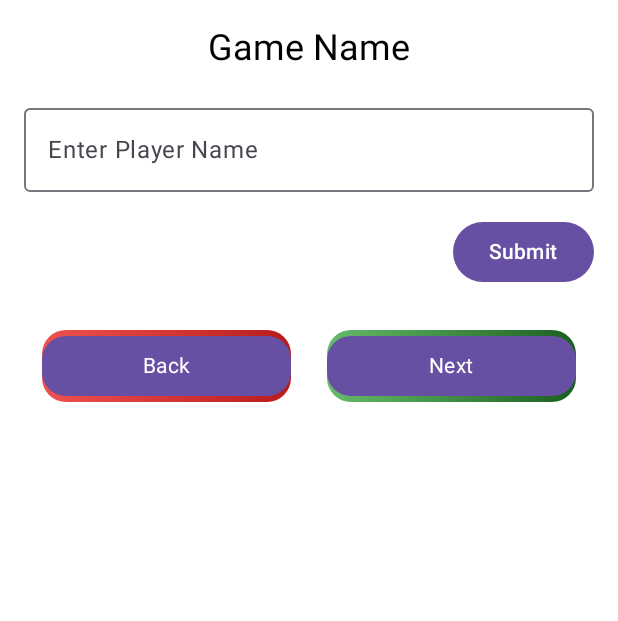
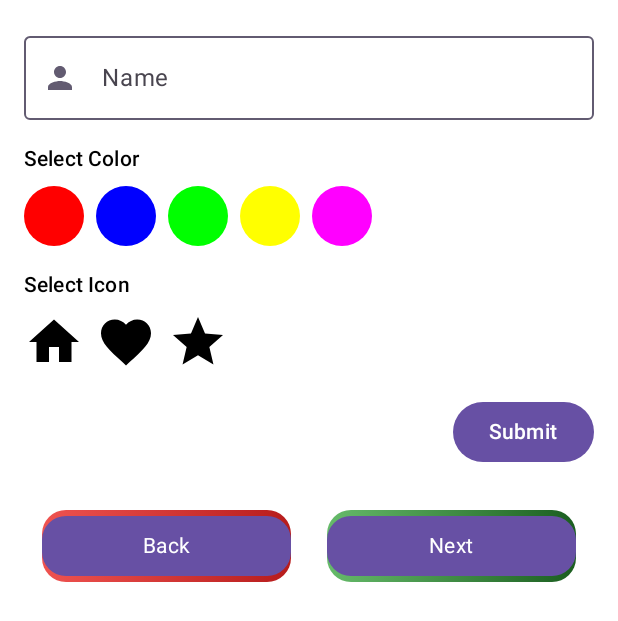
Before and after one commit to tjmtic/scorepad, an Android app built with Jetpack Compose: the @Preview function PreviewNameScreen, on a phone screen of 412 x 824 dp. Shown: the top 621 px of the screen. Run offline under Robolectric (Android 15) with nearby library versions, the phone set to English and light mode, and no system bars.

Commit message:
Composables Save

```diff
--- a/app/src/main/java/com/abyxcz/scorepad/MainActivity.kt
+++ b/app/src/main/java/com/abyxcz/scorepad/MainActivity.kt
@@ -74,7 +74,7 @@ class MainActivity : ComponentActivity() {
 
                             is MainViewModelUiState.NameScreen -> {
                                 NameScreen(state.players,
-                                    { name -> mainViewModel.createNewPlayer(name) },
+                                    { name, color, icon -> mainViewModel.createNewPlayer(name, color, icon) },
                                     { mainViewModel.goToGameScreen() },
                                     { mainViewModel.resetGame() },
                                     { player -> mainViewModel.removePlayer(player)})
--- a/app/src/main/java/com/abyxcz/scorepad/ui/GameScreen.kt
+++ b/app/src/main/java/com/abyxcz/scorepad/ui/GameScreen.kt
@@ -12,6 +12,7 @@ import androidx.compose.material3.Button
 import androidx.compose.material3.Text
 import androidx.compose.runtime.Composable
 import androidx.compose.ui.Modifier
+import androidx.compose.ui.graphics.Color
 import androidx.compose.ui.graphics.graphicsLayer
 import androidx.compose.ui.tooling.preview.Preview
 import androidx.compose.ui.unit.dp
@@ -63,7 +64,7 @@ fun GameScreen(players: List<Player>, onClick: () -> Unit, onBack: () -> Unit, o
 @Preview
 @Composable
 fun GameScreenPreview(){
-    val list = listOf(Player("A", 0), Player("B", 2), Player("3", 3))
+    val list = listOf(Player("A", 0, Color(0xFF00FF00), null), Player("B", 2, Color(0xFF00FF00), null), Player("3", 3, Color(0xFF00FF00), null))
 
     GameScreen(players = list, onClick = {}, onBack = {}, onCount = { _ , _ -> {} })
 }
--- a/app/src/main/java/com/abyxcz/scorepad/ui/NameScreen.kt
+++ b/app/src/main/java/com/abyxcz/scorepad/ui/NameScreen.kt
@@ -17,22 +17,32 @@ import androidx.compose.runtime.mutableStateOf
 import androidx.compose.runtime.saveable.rememberSaveable
 import androidx.compose.runtime.setValue
 import androidx.compose.ui.Modifier
+import androidx.compose.ui.graphics.Color
+import androidx.compose.ui.graphics.vector.ImageVector
 import androidx.compose.ui.tooling.preview.Preview
 import com.abyxcz.scorepad.Player
 import com.abyxcz.scorepad.R
 import com.abyxcz.scorepad.ui.component.BouncingListItem
+import com.abyxcz.scorepad.ui.component.HighEndForm
 import com.abyxcz.scorepad.ui.component.HighEndListItem
 import com.abyxcz.scorepad.ui.component.NavigationButtons
 import com.abyxcz.scorepad.ui.component.TileCounter
 import com.abyxcz.scorepad.ui.component.UserNameInputForm
 
 @Composable
-fun NameScreen(players: List<Player>, onValue1Save: (String) -> Unit,
+fun NameScreen(players: List<Player>, onValue1Save: (String, Color, ImageVector) -> Unit,
                onClick: () -> Unit, onBack: () -> Unit, onRemove: (Player) -> Unit){
     //var name by rememberSaveable{ mutableStateOf("")}
 
     Column{
-        UserNameInputForm(title = "Game Name", onSubmit = onValue1Save)
+        HighEndForm(
+            onNameChanged = {},
+            onColorSelected = {},
+            onIconSelected = {} ,
+            onSubmit = onValue1Save
+        )
+
+        //UserNameInputForm(title = "Game Name", onSubmit = onValue1Save)
         /*TextField(value = name, onValueChange = { name = it } )
         //TextField(value= value2, onValueChange = { onValue2Change(it)} )
 
@@ -75,6 +85,6 @@ fun NameScreen(players: List<Player>, onValue1Save: (String) -> Unit,
 @Composable
 fun PreviewNameScreen(){
     MaterialTheme {
-        NameScreen(emptyList(), {_->}, {}, {}, {})
+        NameScreen(emptyList(), {_, _,_->}, {}, {}, {})
     }
 }
--- /dev/null
+++ b/app/src/main/java/com/abyxcz/scorepad/ui/component/HighEndForm.kt
@@ -0,0 +1,207 @@
+package com.abyxcz.scorepad.ui.component
+
+import androidx.compose.foundation.background
+import androidx.compose.foundation.clickable
+import androidx.compose.foundation.layout.*
+import androidx.compose.foundation.shape.CircleShape
+import androidx.compose.foundation.text.KeyboardOptions
+import androidx.compose.material.*
+import androidx.compose.material.icons.Icons
+import androidx.compose.material.icons.filled.Favorite
+import androidx.compose.material.icons.filled.Home
+import androidx.compose.material.icons.filled.Person
+import androidx.compose.material.icons.filled.Star
+import androidx.compose.material3.Button
+import androidx.compose.material3.ExperimentalMaterial3Api
+import androidx.compose.material3.Icon
+import androidx.compose.material3.MaterialTheme
+import androidx.compose.material3.OutlinedTextField
+import androidx.compose.material3.OutlinedTextFieldDefaults
+import androidx.compose.material3.Text
+import androidx.compose.material3.TextFieldDefaults
+import androidx.compose.runtime.*
+import androidx.compose.ui.Alignment
+import androidx.compose.ui.Modifier
+import androidx.compose.ui.graphics.Color
+import androidx.compose.ui.graphics.toArgb
+import androidx.compose.ui.graphics.vector.ImageVector
+import androidx.compose.ui.res.vectorResource
+import androidx.compose.ui.text.input.KeyboardType
+import androidx.compose.ui.tooling.preview.Preview
+import androidx.compose.ui.unit.dp
+
+@OptIn(ExperimentalMaterial3Api::class)
+@Composable
+fun HighEndForm(
+    onNameChanged: (String) -> Unit,
+    onColorSelected: (Color) -> Unit,
+    onIconSelected: (ImageVector) -> Unit,
+    onSubmit: (String, Color, ImageVector) -> Unit,
+    nameError: String? = null
+) {
+
+    var nameValue by remember { mutableStateOf("") }
+    var colorValue by remember { mutableStateOf(Color(0)) }
+    var iconValue by remember { mutableStateOf(ImageVector.Builder("",0.dp,0.dp,0f, 0f).build())}
+
+    Column(
+        modifier = Modifier
+            .fillMaxWidth()
+            .padding(16.dp)
+    ) {
+        // Name Field
+        OutlinedTextField(
+            value = nameValue,
+            onValueChange = { nameValue = it },
+            label = { Text("Name") },
+            isError = nameError != null,
+            singleLine = true,
+            keyboardOptions = KeyboardOptions(keyboardType = KeyboardType.Text),
+            modifier = Modifier.fillMaxWidth(),
+            colors = OutlinedTextFieldDefaults.colors(
+                focusedBorderColor = MaterialTheme.colorScheme.secondary,
+                unfocusedBorderColor = MaterialTheme.colorScheme.secondary,
+            ),
+            textStyle = MaterialTheme.typography.bodyMedium,
+            leadingIcon = {
+                Icon(
+                    imageVector = Icons.Default.Person,
+                    contentDescription = "Name",
+                    tint = MaterialTheme.colorScheme.secondary
+                )
+            }
+        )
+
+        // Error Message
+        nameError?.let { error ->
+            Text(
+                text = error,
+                color = MaterialTheme.colorScheme.error,
+                style = MaterialTheme.typography.titleSmall,
+                modifier = Modifier.padding(start = 8.dp)
+            )
+        }
+
+        Spacer(modifier = Modifier.height(16.dp))
+
+        // Color Selection Field
+        ColorSelectionField(
+            onColorSelected = { colorValue = it },
+            modifier = Modifier.fillMaxWidth()
+        )
+
+        Spacer(modifier = Modifier.height(16.dp))
+
+        // Icon Selection Field
+        IconSelectionField(
+            onIconSelected = { iconValue = it },
+            modifier = Modifier.fillMaxWidth()
+        )
+
+        Spacer(modifier = Modifier.height(16.dp))
+
+        // Submit Button
+        Button(
+            onClick = { onSubmit(nameValue, colorValue, iconValue) },
+            modifier = Modifier.align(Alignment.End)
+        ) {
+            Text("Submit")
+        }
+    }
+}
+
+@Composable
+fun ColorSelectionField(
+    onColorSelected: (Color) -> Unit,
+    modifier: Modifier = Modifier
+) {
+    val colors = listOf(Color.Red, Color.Blue, Color.Green, Color.Yellow, Color.Magenta)
+
+    Column(
+        modifier = modifier
+    ) {
+        Text(
+            text = "Select Color",
+            style = MaterialTheme.typography.titleSmall
+        )
+
+        Spacer(modifier = Modifier.height(8.dp))
+
+        Row(
+            horizontalArrangement = Arrangement.spacedBy(8.dp),
+            modifier = Modifier.fillMaxWidth()
+        ) {
+            colors.forEach { color ->
+                ColorSelectionItem(color = color) { onColorSelected(it) }
+            }
+        }
+    }
+}
+
+@Composable
+fun ColorSelectionItem(
+    color: Color,
+    onClick: (Color) -> Unit
+) {
+    Box(
+        modifier = Modifier
+            .size(40.dp)
+            .clickable { onClick(color) }
+            .background(color = color, shape = CircleShape)
+    )
+}
+
+@Composable
+fun IconSelectionField(
+    onIconSelected: (ImageVector) -> Unit,
+    modifier: Modifier = Modifier
+) {
+    val icons = listOf(Icons.Default.Home, Icons.Default.Favorite, Icons.Default.Star)
+
+    Column(
+        modifier = modifier
+    ) {
+        Text(
+            text = "Select Icon",
+            style = MaterialTheme.typography.titleSmall
+        )
+
+        Spacer(modifier = Modifier.height(8.dp))
+
+        Row(
+            horizontalArrangement = Arrangement.spacedBy(8.dp),
+            modifier = Modifier.fillMaxWidth()
+        ) {
+            icons.forEach { icon ->
+                IconSelectionItem(icon = icon) { onIconSelected(it) }
+            }
+        }
+    }
+}
+
+@Composable
+fun IconSelectionItem(
+    icon: ImageVector,
+    onClick: (ImageVector) -> Unit
+) {
+    Icon(
+        imageVector = icon,
+        contentDescription = null,
+        modifier = Modifier
+            .size(40.dp)
+            .clickable { onClick(icon) }
+    )
+}
+
+@Preview
+@Composable
+
+fun previewHighEndForm(){
+    MaterialTheme{
+        HighEndForm(
+            onNameChanged = {},
+            onColorSelected = {} ,
+            onIconSelected = {},
+            onSubmit = { _,_,_->/*TODO*/ })
+    }
+}
```
Also changed, not shown: app/src/main/java/com/abyxcz/scorepad/MainViewModel.kt (+14 -14 lines), app/src/main/java/com/abyxcz/scorepad/ui/component/HighEndTileCounterList.kt (+25 -9 lines), app/src/main/java/com/abyxcz/scorepad/ui/component/TileCounter.kt (+35 -3 lines).
